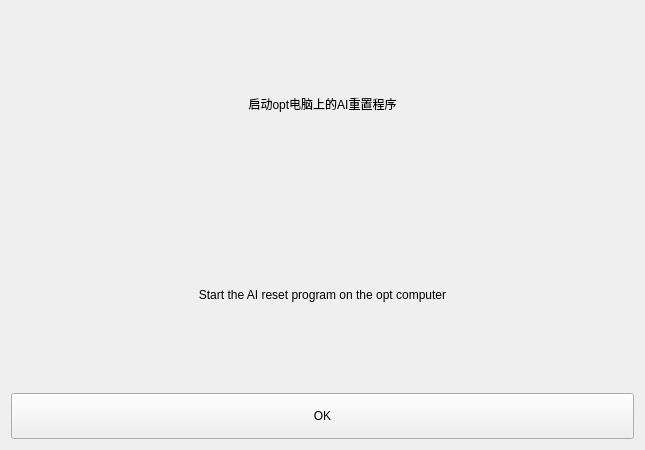
Before: the Qt Designer form resource/ui/restart_ai_on_opt.ui in Dawson-Jones/one_key_4_restart, drawn with Qt 5.
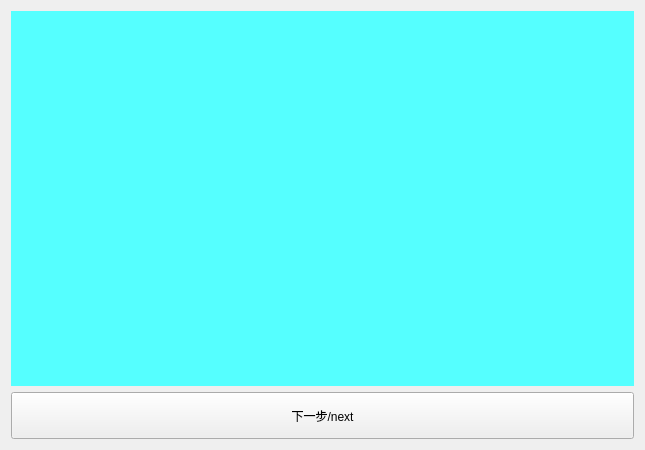
After: the same form once the commit is applied.

The edit to the form file:
```diff
--- a/resource/ui/restart_ai_on_opt.ui
+++ b/resource/ui/restart_ai_on_opt.ui
@@ -13,30 +13,14 @@
   <property name="windowTitle">
    <string>Form</string>
   </property>
-  <layout class="QVBoxLayout" name="verticalLayout" stretch="4,4,1">
+  <layout class="QVBoxLayout" name="verticalLayout" stretch="8,1">
    <item>
     <widget class="QLabel" name="cn_lb">
      <property name="styleSheet">
-      <string notr="true">font: 18pt &quot;Ubuntu Mono&quot;;</string>
+      <string notr="true">background-color: rgb(85, 255, 255);</string>
      </property>
      <property name="text">
-      <string>启动opt电脑上的AI重置程序</string>
-     </property>
-     <property name="alignment">
-      <set>Qt::AlignCenter</set>
-     </property>
-    </widget>
-   </item>
-   <item>
-    <widget class="QLabel" name="en_lb">
-     <property name="styleSheet">
-      <string notr="true">font: 18pt &quot;Ubuntu Mono&quot;;</string>
-     </property>
-     <property name="text">
-      <string>Start the AI reset program on the opt computer</string>
-     </property>
-     <property name="alignment">
-      <set>Qt::AlignCenter</set>
+      <string/>
      </property>
     </widget>
    </item>
@@ -48,8 +32,11 @@
        <verstretch>0</verstretch>
       </sizepolicy>
      </property>
+     <property name="styleSheet">
+      <string notr="true">font: 14pt &quot;Sans Serif&quot;;</string>
+     </property>
      <property name="text">
-      <string>OK</string>
+      <string>下一步/next</string>
      </property>
     </widget>
    </item>
```
Left out of the diff: 28 changed lines with no effect on the pictures.
